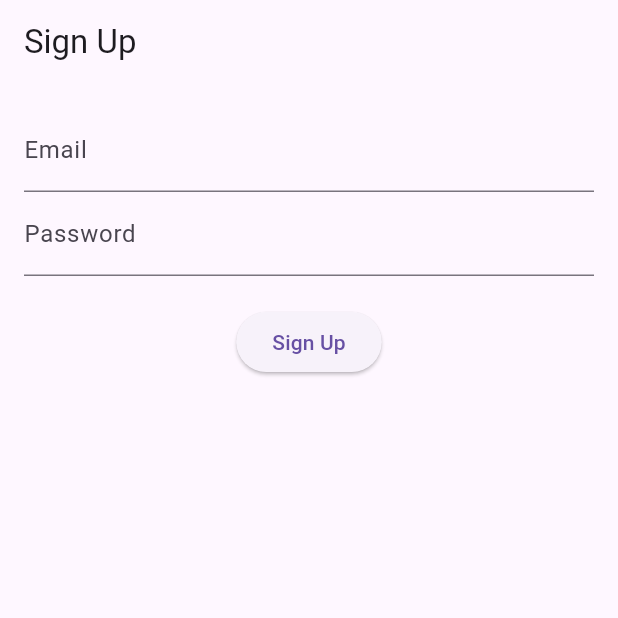
After one commit to enigmayash/SkyFeed_admin, a Flutter app: the screen it shows after launch, on a phone screen of 412 x 824 dp, the top half of it. The commit adds this screen. Run offline on Flutter 3.47's test engine with Material 3 defaults, Android fonts, the phone set to English and light mode, and no system bars; missing offline and left inert: amplify_auth_cognito, amplify_flutter; statements that could not run were skipped.

Commit message:
SignUpPage done

```diff
--- /dev/null
+++ b/lib/SignUpPage.dart
@@ -0,0 +1,58 @@
+import 'package:flutter/material.dart';
+import 'package:amplify_auth_cognito/amplify_auth_cognito.dart';
+import 'package:amplify_flutter/amplify_flutter.dart';
+
+class SignUpPage extends StatefulWidget{
+  @override
+  _SignUpPageState createState() => _SignUpPageState();
+  }
+
+class _SignUpPageState extends State<SignUpPage> {
+  final _emailController = TextEditingController();
+  final _passwordController = TextEditingController();
+  Future<void> _signUp() async{
+    try{
+      Map<CognitoUserAttributeKey,String> userAttributes = {CognitoUserAttributeKey.email: _emailController.text};
+      SignUpResult result = await Amplify.Auth.signUp(
+        username: _emailController.text ,
+        password: _passwordController.text,
+        options: CognitoSignUpOptions(userAttributes: userAttributes),
+      );
+      if(result.isSignUpComplete){
+        print("sign Up complete");
+      }
+      Navigator.pop(context);
+    }
+    catch (e){
+    print("sign up failed");
+  }
+  }
+  @override
+Widget build(BuildContext context) {
+  return Scaffold(
+    appBar: AppBar(title: Text('Sign Up')),
+    body: Padding(
+      padding: const EdgeInsets.all(16.0),
+      child: Column(
+        children: [
+          TextField(
+            controller: _emailController,
+            decoration: InputDecoration(labelText: 'Email'),
+            keyboardType: TextInputType.emailAddress,
+          ),
+          TextField(
+            controller: _passwordController,
+            decoration: InputDecoration(labelText: 'Password'),
+            obscureText: true,
+          ),
+          SizedBox(height: 20),
+          ElevatedButton(
+            onPressed: _signUp,
+            child: Text('Sign Up'),
+          ),
+        ],
+      ),
+    ),
+  );
+}
+}
--- a/pubspec.yaml
+++ b/pubspec.yaml
@@ -35,6 +35,8 @@ dependencies:
   # The following adds the Cupertino Icons font to your application.
   # Use with the CupertinoIcons class for iOS style icons.
   cupertino_icons: ^1.0.8
+  amplify_flutter: ^0.6.0
+  amplify_auth_cognito: ^0.6.0
 
 dev_dependencies:
   flutter_test:
```
Also changed, not shown: amplify/cli.json (added, +64 -0 lines), amplify/team-provider-info.json (added, +20 -0 lines), lib/SignInPage.dart (added, +8 -0 lines), lib/main.dart (+79 -114 lines), amplify/.config/project-config.json (added), pubspec.lock, 8 other files.
